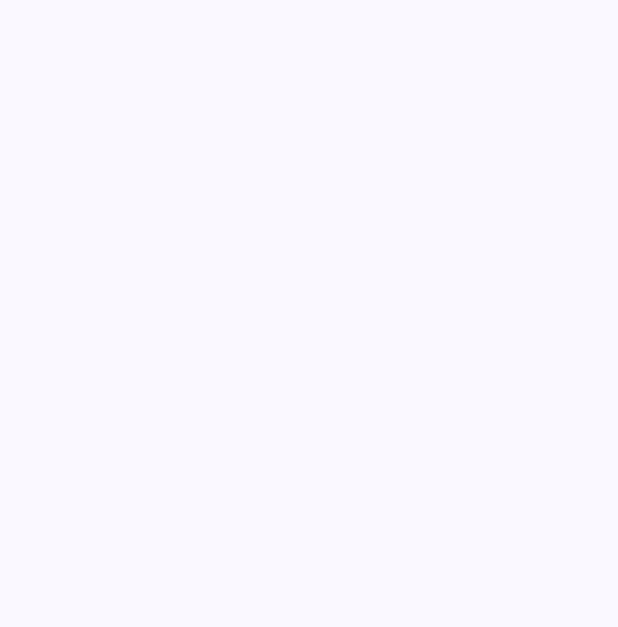
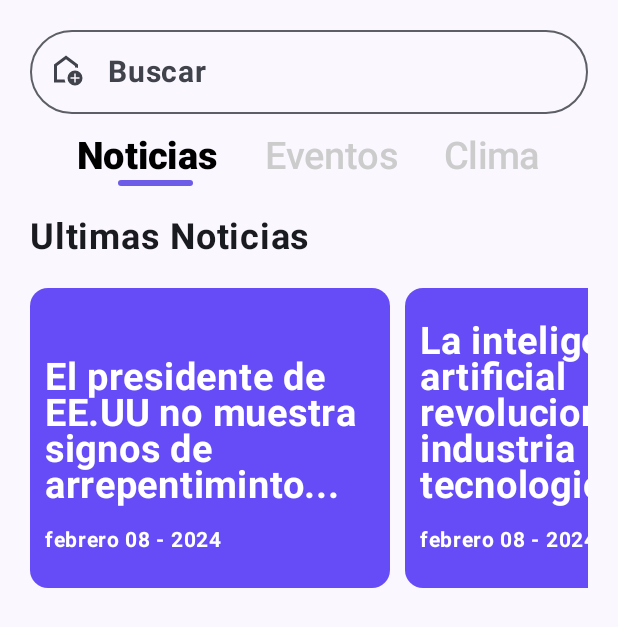
Before and after one commit to Kuripipeer/NewsApp, an Android app built with Jetpack Compose: the screen it shows after launch (MainActivity), on a phone screen of 412 x 824 dp. Before the commit the part shown is empty. Shown: the top 627 px of the screen. Run offline under Robolectric (Android 15) with nearby library versions, the phone set to English and light mode, and no system bars.

```diff
--- a/app/src/main/java/com/example/newsapp/MainActivity.kt
+++ b/app/src/main/java/com/example/newsapp/MainActivity.kt
@@ -14,6 +14,7 @@ import androidx.compose.runtime.Composable
 import androidx.compose.ui.Modifier
 import androidx.compose.ui.tooling.preview.Preview
 import androidx.compose.ui.unit.dp
+import com.example.newsapp.screens.HomeScreen
 import com.example.newsapp.ui.theme.NewsAppTheme
 
 class MainActivity : ComponentActivity() {
@@ -32,18 +33,6 @@ class MainActivity : ComponentActivity() {
     }
 }
 
-@Composable
-fun HomeScreen(innerPadding : PaddingValues){
-    Column (
-        modifier = Modifier
-            .fillMaxSize()
-            .padding(innerPadding)
-            .padding(20.dp)
-    ) {
-
-    }
-}
-
 @Preview(showBackground = true)
 @Composable
 fun GreetingPreview() {
--- /dev/null
+++ b/app/src/main/java/com/example/newsapp/components/ScrollableTabs.kt
@@ -0,0 +1,124 @@
+@file:OptIn(ExperimentalFoundationApi::class)
+
+package com.example.newsapp.components
+
+import androidx.compose.animation.core.animateDpAsState
+import androidx.compose.foundation.ExperimentalFoundationApi
+import androidx.compose.foundation.background
+import androidx.compose.foundation.clickable
+import androidx.compose.foundation.layout.*
+import androidx.compose.foundation.layout.Arrangement
+import androidx.compose.foundation.lazy.LazyRow
+import androidx.compose.foundation.lazy.rememberLazyListState
+import androidx.compose.foundation.shape.RoundedCornerShape
+import androidx.compose.material3.MaterialTheme
+import androidx.compose.material3.Text
+import androidx.compose.runtime.*
+import androidx.compose.ui.Alignment
+import androidx.compose.ui.Modifier
+import androidx.compose.ui.geometry.Offset
+import androidx.compose.ui.graphics.Color
+import androidx.compose.ui.layout.HorizontalAlignmentLine
+import androidx.compose.ui.layout.onGloballyPositioned
+import androidx.compose.ui.layout.positionInParent
+import androidx.compose.ui.platform.LocalDensity
+import androidx.compose.ui.text.font.FontWeight
+import androidx.compose.ui.tooling.preview.Preview
+import androidx.compose.ui.unit.dp
+import androidx.compose.ui.unit.sp
+import com.example.newsapp.screens.HomeScreen
+import com.example.newsapp.ui.theme.NewsAppTheme
+import kotlinx.coroutines.launch
+
+@Composable
+fun HeaderTabs(
+    tabs: List<String>,
+    modifier: Modifier = Modifier,
+    initialSelected: Int = 0,
+    underlineColor: Color = Color(0xFF6C5CE7),
+    onTabSelected: (Int) -> Unit = {},
+
+    ) {
+    val density = LocalDensity.current
+    val listState = rememberLazyListState()
+    val scope = rememberCoroutineScope()
+    var selected by remember { mutableIntStateOf(initialSelected) }
+
+    data class ItemBounds(val xPx: Float, val widthPx: Float)
+    val bounds = remember { mutableStateMapOf<Int, ItemBounds>() }
+
+    val indicatorX by animateDpAsState(
+        targetValue = with(density) { (bounds[selected]?.xPx ?: 0f).toDp() },
+        label = "indicatorX"
+    )
+    val indicatorW by animateDpAsState(
+        targetValue = with(density) { (bounds[selected]?.widthPx ?: 0f).toDp() },
+        label = "indicatorW"
+    )
+
+    // Reservamos altura suficiente para texto + subrayado
+    Box(
+        modifier = modifier
+            .fillMaxWidth()
+            .height(48.dp)
+            .padding(top = 8.dp),
+        contentAlignment = Alignment.Center
+    ) {
+        LazyRow(
+            state = listState,
+            modifier = Modifier
+                .fillMaxSize()
+                .padding(horizontal = 16.dp),
+            horizontalArrangement = Arrangement.SpaceAround,
+            verticalAlignment = Alignment.CenterVertically
+        ) {
+            items(tabs.size, key = { it }) { index ->
+                Box(
+                    modifier = Modifier
+                        .onGloballyPositioned { coords ->
+                            val pos: Offset = coords.positionInParent()
+                            bounds[index] = ItemBounds(
+                                xPx = pos.x,
+                                widthPx = coords.size.width.toFloat()
+                            )
+                        }
+                        .clickable {
+                            selected = index
+                            onTabSelected(index)
+                            scope.launch { listState.animateScrollToItem(index) }
+                        }
+                ) {
+                    Text(
+                        text = tabs[index],
+                        fontSize = 25.sp,
+                        style = MaterialTheme.typography.titleMedium.copy(
+                            fontWeight = if (index == selected) FontWeight.Black else FontWeight.SemiBold
+                        ),
+                        color = if (index == selected) Color.Black else Color.LightGray
+                    )
+                }
+            }
+        }
+
+        // Indicador dentro del Box, alineado al fondo
+        Box(
+            modifier = Modifier
+                .align(Alignment.BottomStart)
+                .padding(horizontal = 16.dp)
+                .offset(x = indicatorX + (indicatorW - 40.dp) / 2) // <- centramos el subrayado
+                .width(50.dp) // <- ancho fijo
+                .height(4.dp)
+                .background(underlineColor, RoundedCornerShape(2.dp))
+        )
+    }
+}
+@Preview(
+    showBackground = true,
+    showSystemUi = true
+)
+@Composable
+fun HomeScreenPreview() {
+    NewsAppTheme {
+        HomeScreen(innerPadding = PaddingValues(0.dp))
+    }
+}
--- /dev/null
+++ b/app/src/main/java/com/example/newsapp/icons/AddHome.kt
@@ -0,0 +1,69 @@
+package com.example.newsapp.icons
+
+//package com.composables
+
+import androidx.compose.ui.graphics.Color
+import androidx.compose.ui.graphics.SolidColor
+import androidx.compose.ui.graphics.vector.ImageVector
+import androidx.compose.ui.graphics.vector.path
+import androidx.compose.ui.unit.dp
+
+val Add_home: ImageVector
+    get() {
+        if (_Add_home != null) return _Add_home!!
+
+        _Add_home = ImageVector.Builder(
+            name = "Add_home",
+            defaultWidth = 24.dp,
+            defaultHeight = 24.dp,
+            viewportWidth = 960f,
+            viewportHeight = 960f
+        ).apply {
+            path(
+                fill = SolidColor(Color(0xFF000000))
+            ) {
+                moveTo(700f, 760f)
+                horizontalLineToRelative(40f)
+                verticalLineToRelative(-100f)
+                horizontalLineToRelative(100f)
+                verticalLineToRelative(-40f)
+                horizontalLineTo(740f)
+                verticalLineToRelative(-100f)
+                horizontalLineToRelative(-40f)
+                verticalLineToRelative(100f)
+                horizontalLineTo(600f)
+                verticalLineToRelative(40f)
+                horizontalLineToRelative(100f)
+                close()
+                moveToRelative(20f, 80f)
+                quadToRelative(-83f, 0f, -141.5f, -58.5f)
+                reflectiveQuadTo(520f, 640f)
+                reflectiveQuadToRelative(58.5f, -141.5f)
+                reflectiveQuadTo(720f, 440f)
+                reflectiveQuadToRelative(141.5f, 58.5f)
+                reflectiveQuadTo(920f, 640f)
+                reflectiveQuadToRelative(-58.5f, 141.5f)
+                reflectiveQuadTo(720f, 840f)
+                moveToRelative(-560f, -80f)
+                verticalLineToRelative(-480f)
+                lineToRelative(320f, -240f)
+                lineToRelative(320f, 240f)
+                verticalLineToRelative(92f)
+                quadToRelative(-19f, -6f, -39f, -9f)
+                reflectiveQuadToRelative(-41f, -3f)
+                verticalLineToRelative(-40f)
+                lineTo(480f, 140f)
+                lineTo(240f, 320f)
+                verticalLineToRelative(360f)
+                horizontalLineToRelative(203f)
+                quadToRelative(3f, 21f, 9f, 41f)
+                reflectiveQuadToRelative(15f, 39f)
+                close()
+                moveToRelative(320f, -350f)
+            }
+        }.build()
+
+        return _Add_home!!
+    }
+
+private var _Add_home: ImageVector? = null
--- /dev/null
+++ b/app/src/main/java/com/example/newsapp/screens/HomeScreen.kt
@@ -0,0 +1,155 @@
+package com.example.newsapp.screens
+
+import androidx.compose.foundation.background
+import androidx.compose.foundation.layout.Arrangement
+import androidx.compose.foundation.layout.Column
+import androidx.compose.foundation.layout.PaddingValues
+import androidx.compose.foundation.layout.Row
+import androidx.compose.foundation.layout.fillMaxSize
+import androidx.compose.foundation.layout.fillMaxWidth
+import androidx.compose.foundation.layout.height
+import androidx.compose.foundation.layout.padding
+import androidx.compose.foundation.layout.width
+import androidx.compose.foundation.lazy.LazyRow
+import androidx.compose.foundation.lazy.items
+import androidx.compose.foundation.shape.RoundedCornerShape
+import androidx.compose.material.icons.Icons
+import androidx.compose.material.icons.filled.Add
+import androidx.compose.material3.Card
+import androidx.compose.material3.CardDefaults
+import androidx.compose.material3.Icon
+import androidx.compose.material3.OutlinedTextField
+import androidx.compose.material3.Text
+import androidx.compose.material3.TextField
+import androidx.compose.runtime.Composable
+import androidx.compose.runtime.getValue
+import androidx.compose.runtime.mutableStateOf
+import androidx.compose.runtime.remember
+import androidx.compose.runtime.setValue
+import androidx.compose.ui.Alignment
+import androidx.compose.ui.Modifier
+import androidx.compose.ui.graphics.Color
+import androidx.compose.ui.text.font.FontWeight
+import androidx.compose.ui.tooling.preview.Preview
+import androidx.compose.ui.unit.dp
+import androidx.compose.ui.unit.sp
+import com.example.newsapp.components.HeaderTabs
+import com.example.newsapp.icons.Add_home
+import com.example.newsapp.ui.theme.NewsAppTheme
+import com.example.newsapp.ui.theme.RecentCards
+import com.example.newsapp.ui.theme.background
+
+@Composable
+fun HomeScreen(innerPadding : PaddingValues) {
+    var query by remember { mutableStateOf("") }
+    Column (
+        modifier = Modifier
+            .fillMaxSize()
+            .background(background)
+            .padding(innerPadding)
+            .padding(20.dp)
+
+    ){
+        // Barra de busqueda
+        OutlinedTextField(
+            modifier = Modifier
+                .fillMaxWidth(),
+            shape = RoundedCornerShape(30.dp),
+            value = "",
+            onValueChange = {},
+            leadingIcon = {
+                Icon(
+                    imageVector = Add_home,
+                    contentDescription = null
+                )
+            },
+            placeholder ={
+                Text(
+                    text = "Buscar",
+                    fontWeight = FontWeight.Bold,
+                    fontSize = 20.sp
+                )
+            }
+        )
+
+        // Filtros
+        HeaderTabs(
+            tabs = listOf("Noticias", "Eventos", "Clima"),
+            onTabSelected = { idx ->
+                when (idx) {
+                    0 -> println("Noticias seleccionado")
+                    1 -> println("Eventos seleccionado")
+                    2 -> println("Clima seleccionado")
+                }
+            }
+        )
+
+        // Ultimas Noticias
+        val noticias = listOf<String>("El presidente de EE.UU no muestra signos de arrepentiminto...",
+            "La inteligencia artificial revoluciona la industria tecnologica",
+            "Descubren una nueva especie de dinosaurio en Argentina",
+            "El cambio climatico amenaza la supervivencia de especies marinas",
+            "Avances en medicina: nueva terapia genica para enfermedades raras"
+        )
+        Text(
+            text = "Ultimas Noticias",
+            fontSize = 24.sp,
+            fontWeight = FontWeight.Bold,
+            modifier = Modifier
+                .padding(top = 20.dp, bottom = 20.dp)
+        )
+        // Lista de noticias
+        LazyRow (
+            modifier = Modifier
+                .fillMaxWidth()
+        ) {
+            items(noticias){ idx ->
+                Card (
+                    modifier = Modifier
+                        .width(250.dp)
+                        .height(200.dp)
+                        .padding(end = 10.dp),
+                    colors = CardDefaults.cardColors(
+                        containerColor = RecentCards
+                    ),
+                ) {
+                    Column (
+                        modifier = Modifier
+                            .fillMaxSize()
+                            .padding(10.dp),
+                        verticalArrangement = Arrangement.Bottom
+                    ){
+                        Text(
+                            text = idx,
+                            fontSize = 25.sp,
+                            fontWeight = FontWeight.Bold,
+                            color = Color.White,
+                            modifier = Modifier
+                                .padding(bottom = 10.dp)
+                        )
+                        Text(
+                            text = "febrero 08 - 2024",
+                            fontSize = 14.sp,
+                            fontWeight = FontWeight.Bold,
+                            color = Color.White,
+                            modifier = Modifier
+                                .padding(bottom = 10.dp)
+                        )
+                    }
+                }
+            }
+        }
+    }
+}
+
+
+@Preview(
+    showBackground = true,
+    showSystemUi = true
+)
+@Composable
+fun HomeScreenPreview() {
+    NewsAppTheme {
+        HomeScreen(innerPadding = PaddingValues(0.dp))
+    }
+}
--- a/app/src/main/java/com/example/newsapp/ui/theme/Color.kt
+++ b/app/src/main/java/com/example/newsapp/ui/theme/Color.kt
@@ -9,3 +9,5 @@ val Pink80 = Color(0xFFEFB8C8)
 val Purple40 = Color(0xFF6650a4)
 val PurpleGrey40 = Color(0xFF625b71)
 val Pink40 = Color(0xFF7D5260)
+val background = Color(0xFFFBF7FF)
+val RecentCards = Color(0xFF664CF7)
```
